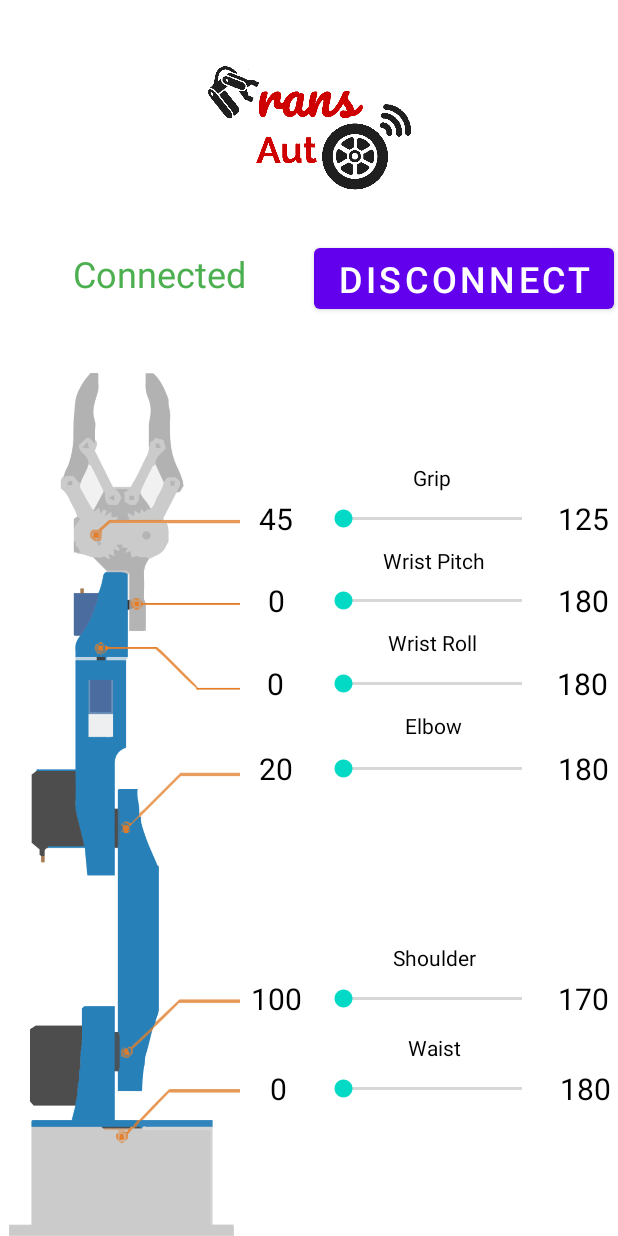
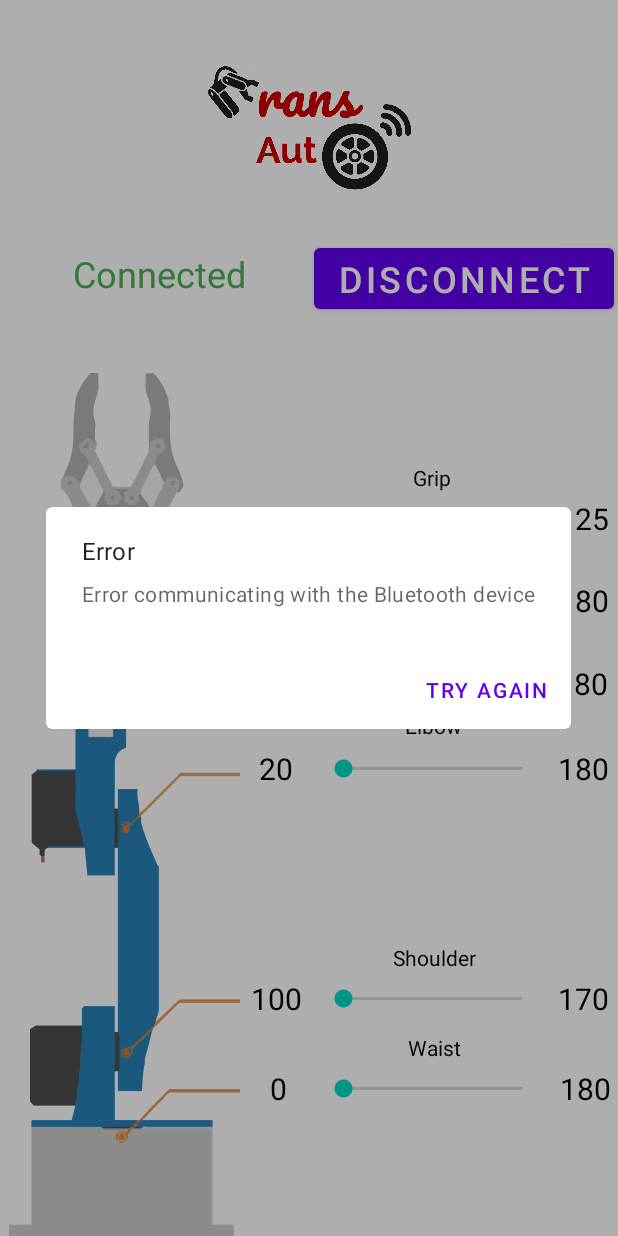
Before and after one commit to nasreirma/TransAuto_App, an Android app: the ArmControlActivity screen opened directly, with no data from a screen before it, on a phone screen of 412 x 824 dp. Run offline under Robolectric (Android 15) with nearby library versions, the phone set to English and light mode, and no system bars; 6 statements that could not run were skipped.

Commit message:
Update ArmControlActivity.kt
Deleting an unused command and adding dialog to indicate bluetooth connection error

```diff
--- a/app/src/main/java/com/amm/robotarmcontrol/ArmControlActivity.kt
+++ b/app/src/main/java/com/amm/robotarmcontrol/ArmControlActivity.kt
@@ -8,13 +8,15 @@ import android.content.Context
 import android.os.AsyncTask
 import androidx.appcompat.app.AppCompatActivity
 import android.os.Bundle
-import android.util.Log
 import android.widget.Button
 import android.widget.SeekBar
 import android.widget.TextView
+import com.google.android.material.dialog.MaterialAlertDialogBuilder
 import java.io.IOException
 import java.util.*
+import android.content.Intent
 
+@Suppress("DEPRECATION")
 class ArmControlActivity : AppCompatActivity() {
 
     companion object {
@@ -41,11 +43,11 @@ class ArmControlActivity : AppCompatActivity() {
         var Shoulder_Move = findViewById<SeekBar>(R.id.Shoulder_Slider)
         var Waist_Move = findViewById<SeekBar>(R.id.Waist_slider)
 
+
         Grip_Move.setOnSeekBarChangeListener(object: SeekBar.OnSeekBarChangeListener {
             override fun onProgressChanged(seekBar: SeekBar?, progress: Int, fromUser: Boolean) {
                 Command = "s1"+progress.toString()
                 SendCommands(Command)
-                println(Command)
                 findViewById<TextView>(R.id.Grip).text = "Grip : $progress"
             }
 
@@ -89,6 +91,7 @@ class ArmControlActivity : AppCompatActivity() {
 
             }
         })
+
         Elbow_Move.setOnSeekBarChangeListener(object: SeekBar.OnSeekBarChangeListener {
             override fun onProgressChanged(seekBar: SeekBar?, progress: Int, fromUser: Boolean) {
                 Command = "s4"+progress.toString()
@@ -104,6 +107,7 @@ class ArmControlActivity : AppCompatActivity() {
 
             }
         })
+
         Shoulder_Move.setOnSeekBarChangeListener(object: SeekBar.OnSeekBarChangeListener {
             override fun onProgressChanged(seekBar: SeekBar?, progress: Int, fromUser: Boolean) {
                 Command = "s5"+progress.toString()
@@ -119,6 +123,7 @@ class ArmControlActivity : AppCompatActivity() {
 
             }
         })
+
         Waist_Move.setOnSeekBarChangeListener(object: SeekBar.OnSeekBarChangeListener {
             override fun onProgressChanged(seekBar: SeekBar?, progress: Int, fromUser: Boolean) {
                 Command = "s6"+progress.toString()
@@ -135,6 +140,8 @@ class ArmControlActivity : AppCompatActivity() {
             }
         })
     }
+
+
 
 
     private fun SendCommands(input : String) {
@@ -183,7 +190,7 @@ class ArmControlActivity : AppCompatActivity() {
                     RAC_bluetoothSocket!!.connect()
                 }
             } catch (e: IOException) {
-                connectSuccess = false
+                connectSuccess =  false
                 e.printStackTrace()
             }
             return null
@@ -191,12 +198,22 @@ class ArmControlActivity : AppCompatActivity() {
 
         override fun onPostExecute(result: String?) {
             super.onPostExecute(result)
+            fun showAlert() {
+                MaterialAlertDialogBuilder(context).setTitle("Error").setMessage("Error communicating with the Bluetooth device").setPositiveButton("Try again"){dialog, which ->
+                    val intent = Intent(context,BTScanActivity::class.java)
+                    context.startActivity(intent)
+                }
+                    .show()
+            }
             if (!connectSuccess) {
-                Log.i("data", "couldn't connect")
+                showAlert()
             } else {
                 RAC_isConnected = true
             }
             RAC_progress.dismiss()
         }
+
     }
+
+
 }
```
